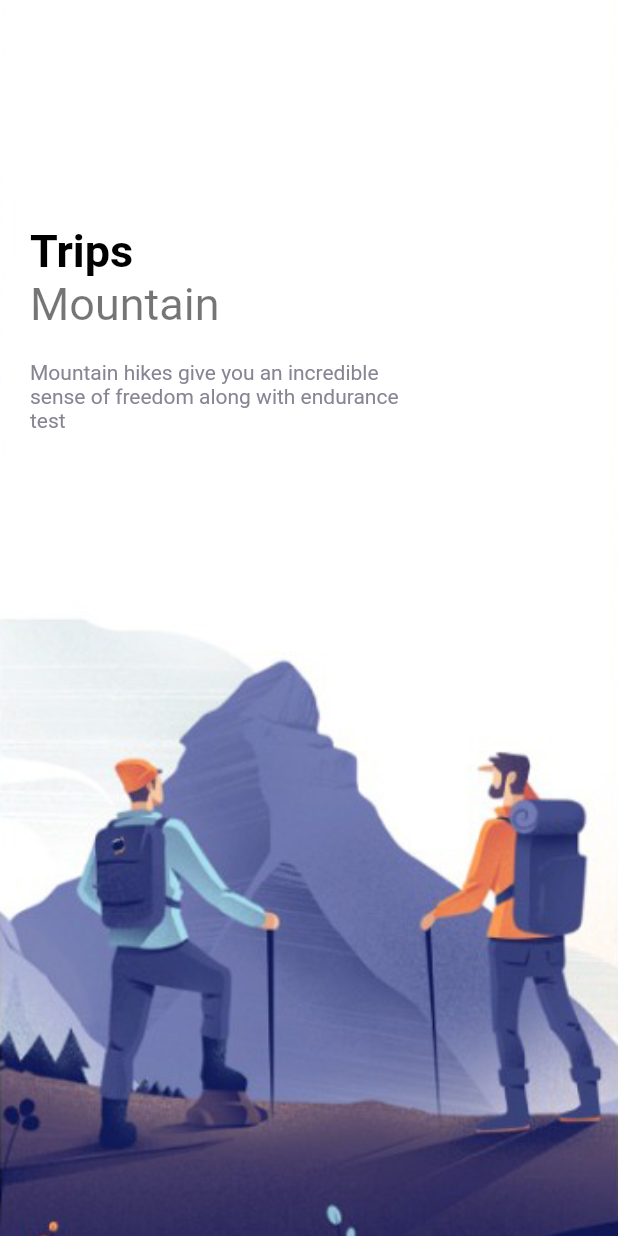
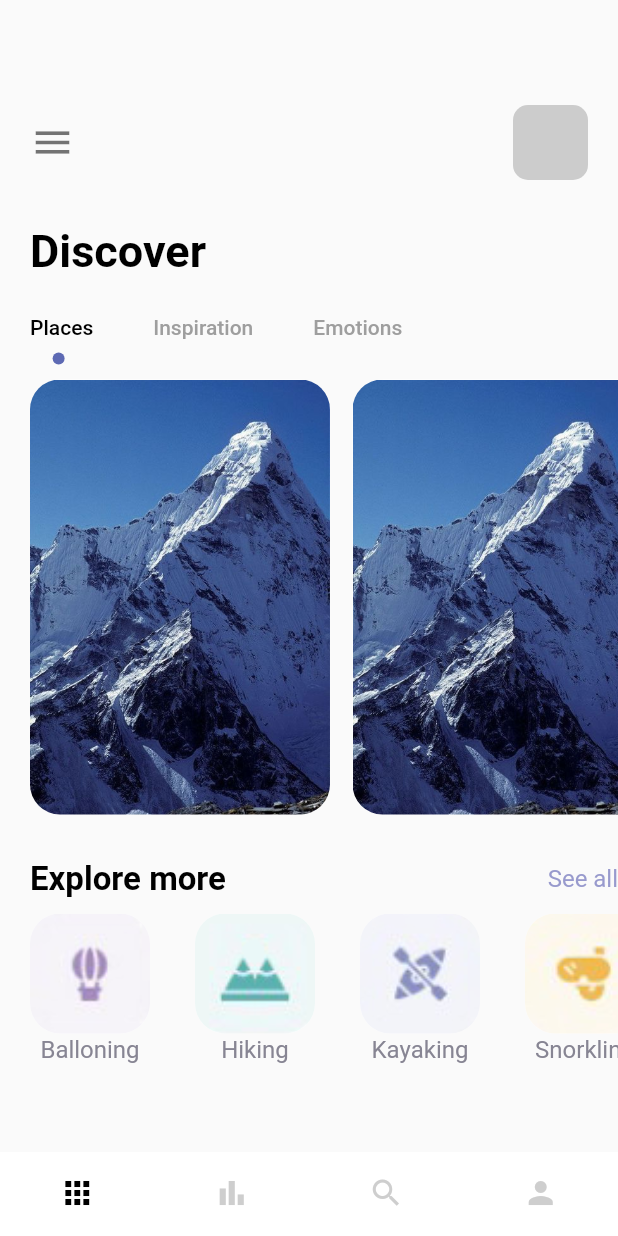
Before and after one commit to matthewraymondh/Flutter-mountain-trip-app, a Flutter app: the screen it shows after launch, on a phone screen of 412 x 824 dp. Run offline on Flutter 3.47's test engine with Material 2 defaults, Android fonts, the phone set to English and light mode, and no system bars.

Commit message:
adding homescreen

```diff
--- a/lib/main.dart
+++ b/lib/main.dart
@@ -1,4 +1,5 @@
 import 'package:flutter/material.dart';
+import 'package:flutter_cubit/pages/navpages/main_page.dart';
 import 'package:flutter_cubit/pages/welcome_page.dart';
 
 void main() {
@@ -18,7 +19,7 @@ class MyApp extends StatelessWidget {
 
         primarySwatch: Colors.blue,
       ),
-      home: WelcomePage()
+      home: MainPage()
     );
   }
 }
--- /dev/null
+++ b/lib/pages/navpages/bar_item_page.dart
@@ -0,0 +1,14 @@
+import 'package:flutter/cupertino.dart';
+
+class BarItemPage extends StatelessWidget {
+  const BarItemPage({ Key? key }) : super(key: key);
+
+  @override
+  Widget build(BuildContext context) {
+    return Container(
+      child: Text(
+        "Bar Item Page"
+      )
+    );
+  }
+}
--- /dev/null
+++ b/lib/pages/navpages/home_page.dart
@@ -0,0 +1,188 @@
+import 'package:flutter/cupertino.dart';
+import 'package:flutter/material.dart';
+import 'package:flutter_cubit/misc/colors.dart';
+import 'package:flutter_cubit/widgets/app_large_text.dart';
+import 'package:flutter_cubit/widgets/app_text.dart';
+
+class HomePage extends StatefulWidget {
+  const HomePage({Key? key}) : super(key: key);
+
+  @override
+  _HomePageState createState() => _HomePageState();
+}
+
+class _HomePageState extends State<HomePage> with TickerProviderStateMixin {
+  var images = {
+    "balloning.png":"Balloning",
+    "hiking.png":"Hiking",
+    "kayaking.png":"Kayaking",
+    "snorkling.png":"Snorkling"
+  };
+  @override
+  Widget build(BuildContext context) {
+    TabController _tabController = TabController(length: 3, vsync: this);
+    return Scaffold(
+        body: Column(
+      crossAxisAlignment: CrossAxisAlignment.start,
+      children: [
+        Container(
+          padding: const EdgeInsets.only(top: 70, left: 20),
+          child: Row(
+            children: [
+              Icon(Icons.menu, size: 30, color: Colors.black54),
+              Expanded(
+                child: Container(),
+              ),
+              Container(
+                  margin: const EdgeInsets.only(
+                    right: 20,
+                  ),
+                  width: 50,
+                  height: 50,
+                  decoration: BoxDecoration(
+                      borderRadius: BorderRadius.circular(10),
+                      color: Colors.grey.withOpacity(0.5))),
+            ],
+          ),
+        ),
+        SizedBox(
+          height: 30,
+        ),
+        Container(
+          margin: const EdgeInsets.only(left: 20),
+          child: AppLargeText(text: "Discover"),
+        ),
+        SizedBox(
+          height: 10,
+        ),
+        Container(
+          child: Align(
+            alignment: Alignment.centerLeft,
+            child: TabBar(
+                labelPadding: const EdgeInsets.only(
+                  left: 20,
+                  right: 20,
+                ),
+                controller: _tabController,
+                labelColor: Colors.black,
+                unselectedLabelColor: Colors.grey,
+                isScrollable: true,
+                indicatorSize: TabBarIndicatorSize.label,
+                indicator:
+                    CircleTabIndicator(color: AppColors.mainColor, radius: 4),
+                tabs: [
+                  Tab(text: "Places"),
+                  Tab(text: "Inspiration"),
+                  Tab(text: "Emotions"),
+                ]),
+          ),
+        ),
+        Container(
+          padding: const EdgeInsets.only(left: 20),
+          height: 300,
+          width: double.maxFinite,
+          child: TabBarView(
+            controller: _tabController,
+            children: [
+              ListView.builder(
+                itemCount: 3,
+                scrollDirection: Axis.horizontal,
+                itemBuilder: (BuildContext context, int index) {
+                  return
+                  Container(
+                    margin: const EdgeInsets.only(right: 15, top: 10),
+                    width: 200,
+                    height: 300,
+                    decoration: BoxDecoration(
+                        borderRadius: BorderRadius.circular(20),
+                        color: Colors.white,
+                        image: DecorationImage(
+                            image: AssetImage("img/mountain.jpeg"),
+                            fit: BoxFit.cover)),
+                  );
+                },
+              ),
+              Text("There"),
+              Text("Bye")
+            ],
+          ),
+        ),
+        SizedBox(height: 10,),
+        Container(
+          margin: const EdgeInsets.only(left: 20, top: 20),
+          child: Row(
+          mainAxisAlignment: MainAxisAlignment.spaceBetween,
+          children: [
+            AppLargeText(text: "Explore more", size: 22,),
+            AppText(text: "See all", color: AppColors.textColor1)
+          ],
+        ),
+        ),
+        SizedBox(height: 10,),
+        Container(
+          height: 100,
+          width: double.maxFinite,
+          margin: const EdgeInsets.only(left: 20),
+          child: ListView.builder(
+            itemCount: 4,
+            scrollDirection: Axis.horizontal,
+            itemBuilder: (_, index){
+            return Container(
+              margin: const EdgeInsets.only(right: 30,),
+            child: Column(
+              crossAxisAlignment: CrossAxisAlignment.center,
+              children: [
+                Container(
+                    //margin: const EdgeInsets.only(right: 50),
+                    width: 80,
+                    height: 80,
+                    decoration: BoxDecoration(
+                        borderRadius: BorderRadius.circular(20),
+                        color: Colors.white,
+                        image: DecorationImage(
+                            image: AssetImage("img/"+images.keys.elementAt(index)),
+                            fit: BoxFit.cover)),
+                  ),
+                  SizedBox(height: 1,),
+                Container(
+                  child: AppText(
+                    text: images.values.elementAt(index),
+                    color: AppColors.textColor2,
+                  )
+                )
+              ],
+            ),
+            );
+          })
+        )
+      ],
+    ));
+  }
+}
+
+class CircleTabIndicator extends Decoration {
+  final Color color;
+  double radius;
+  CircleTabIndicator({required this.color, required this.radius});
+  @override
+  BoxPainter createBoxPainter([VoidCallback? onChanged]) {
+    // TODO: implement createBoxPainter
+    return _CirclePainter(color: color, radius: radius);
+  }
+}
+
+class _CirclePainter extends BoxPainter {
+  final Color color;
+  double radius;
+  _CirclePainter({required this.color, required this.radius});
+  @override
+  void paint(Canvas canvas, Offset offset, ImageConfiguration configuration) {
+    Paint _paint = Paint();
+    _paint.color = color;
+    _paint.isAntiAlias = true;
+    final Offset circleOffset = Offset(
+        configuration.size!.width / 2 - radius / 2,
+        configuration.size!.height - radius);
+    canvas.drawCircle(offset + circleOffset, radius, _paint);
+  }
+}
--- /dev/null
+++ b/lib/pages/navpages/main_page.dart
@@ -0,0 +1,53 @@
+import 'package:flutter/material.dart';
+import 'package:flutter_cubit/pages/navpages/bar_item_page.dart';
+import 'package:flutter_cubit/pages/navpages/home_page.dart';
+import 'package:flutter_cubit/pages/navpages/my_page.dart';
+import 'package:flutter_cubit/pages/navpages/search_page.dart';
+
+class MainPage extends StatefulWidget {
+  const MainPage({ Key? key }) : super(key: key);
+
+  @override
+  _MainPageState createState() => _MainPageState();
+}
+
+class _MainPageState extends State<MainPage> {
+  List pages = [
+    HomePage(),
+    BarItemPage(),
+    SearchPage(),
+    MyPage()
+  ];
+  int currentIndex=0;
+  void onTap(int index) {
+    setState(() {
+      currentIndex = index;
+    });
+  }
+  @override
+  Widget build(BuildContext context) {
+    return Scaffold(
+      backgroundColor: Colors.white,
+      body: pages[currentIndex],
+      bottomNavigationBar: BottomNavigationBar(
+        unselectedFontSize: 0,
+        selectedFontSize: 0,
+        type: BottomNavigationBarType.fixed,
+        backgroundColor: Colors.white,
+        onTap: onTap,
+        currentIndex: currentIndex,
+        selectedItemColor: Colors.black,
+        unselectedItemColor: Colors.grey.withOpacity(0.5),
+        showUnselectedLabels: false,
+        showSelectedLabels: false,
+        elevation: 0,
+        items:[
+          BottomNavigationBarItem(title:Text("Home"), icon: Icon(Icons.apps)),
+          BottomNavigationBarItem(title:Text("Bar"), icon: Icon(Icons.bar_chart_sharp)),
+          BottomNavigationBarItem(title:Text("Search"), icon: Icon(Icons.search)),
+          BottomNavigationBarItem(title:Text("My"), icon: Icon(Icons.person)),
+        ]
+      ),
+    );
+  }
+}
--- /dev/null
+++ b/lib/pages/navpages/my_page.dart
@@ -0,0 +1,14 @@
+import 'package:flutter/cupertino.dart';
+
+class MyPage extends StatelessWidget {
+  const MyPage({ Key? key }) : super(key: key);
+
+  @override
+  Widget build(BuildContext context) {
+    return Container(
+      child: Text(
+        "Mypage"
+      )
+    );
+  }
+}
--- /dev/null
+++ b/lib/pages/navpages/search_page.dart
@@ -0,0 +1,14 @@
+import 'package:flutter/cupertino.dart';
+
+class SearchPage extends StatelessWidget {
+  const SearchPage({ Key? key }) : super(key: key);
+
+  @override
+  Widget build(BuildContext context) {
+    return Container(
+      child: Text(
+        "SearchPage"
+      )
+    );
+  }
+}
--- a/lib/pages/welcome_page.dart
+++ b/lib/pages/welcome_page.dart
@@ -3,6 +3,7 @@ import 'package:flutter/material.dart';
 import 'package:flutter_cubit/misc/colors.dart';
 import 'package:flutter_cubit/widgets/app_large_text.dart';
 import 'package:flutter_cubit/widgets/app_text.dart';
+import 'package:flutter_cubit/widgets/responsive_button.dart';
 
 class WelcomePage extends StatefulWidget {
   WelcomePage({Key? key}) : super(key: key);
@@ -34,6 +35,7 @@ class _WelcomePageState extends State<WelcomePage> {
                       child: Container(
                         margin: const EdgeInsets.only(top: 150, left: 20, right: 20),
                         child:Row(
+                          mainAxisAlignment: MainAxisAlignment.spaceBetween,
                           children: [
                             Column(
                               crossAxisAlignment: CrossAxisAlignment.start,
@@ -48,8 +50,23 @@ class _WelcomePageState extends State<WelcomePage> {
                                     color: AppColors.textColor2,
                                     size: 14,
                                   )
-                                )
+                                ),
+                                SizedBox(height: 40,),
+                                ResponsiveButton(width: 120,)
                               ]
+                            ),
+                            Column(
+                              children: List.generate(3, (indexDots){
+                                return Container(
+                                  margin: const EdgeInsets.only(bottom: 2),
+                                  width: 8,
+                                  height: index==indexDots?25:8,
+                                  decoration: BoxDecoration(
+                                    borderRadius: BorderRadius.circular(8),
+                                    color: index == indexDots?AppColors.mainColor : AppColors.mainColor.withOpacity(0.3)
+                                  ),
+                                );
+                              })
                             )
                           ],
                         )
--- /dev/null
+++ b/lib/widgets/responsive_button.dart
@@ -0,0 +1,26 @@
+import 'package:flutter/cupertino.dart';
+import 'package:flutter_cubit/misc/colors.dart';
+
+class ResponsiveButton extends StatelessWidget {
+   bool? isResponsive;
+   double? width;
+   ResponsiveButton({ Key? key, this.width, this.isResponsive=false }) : super(key: key);
+
+  @override
+  Widget build(BuildContext context) {
+    return Container(
+      width: width,
+      height: 60,
+      decoration: BoxDecoration(
+        borderRadius: BorderRadius.circular(10),
+        color: AppColors.mainColor
+      ),
+      child: Row(
+        mainAxisAlignment: MainAxisAlignment.center,
+        children: [
+          Image.asset("img/button-one.png"),
+        ],
+      )
+    );
+  }
+}
```
